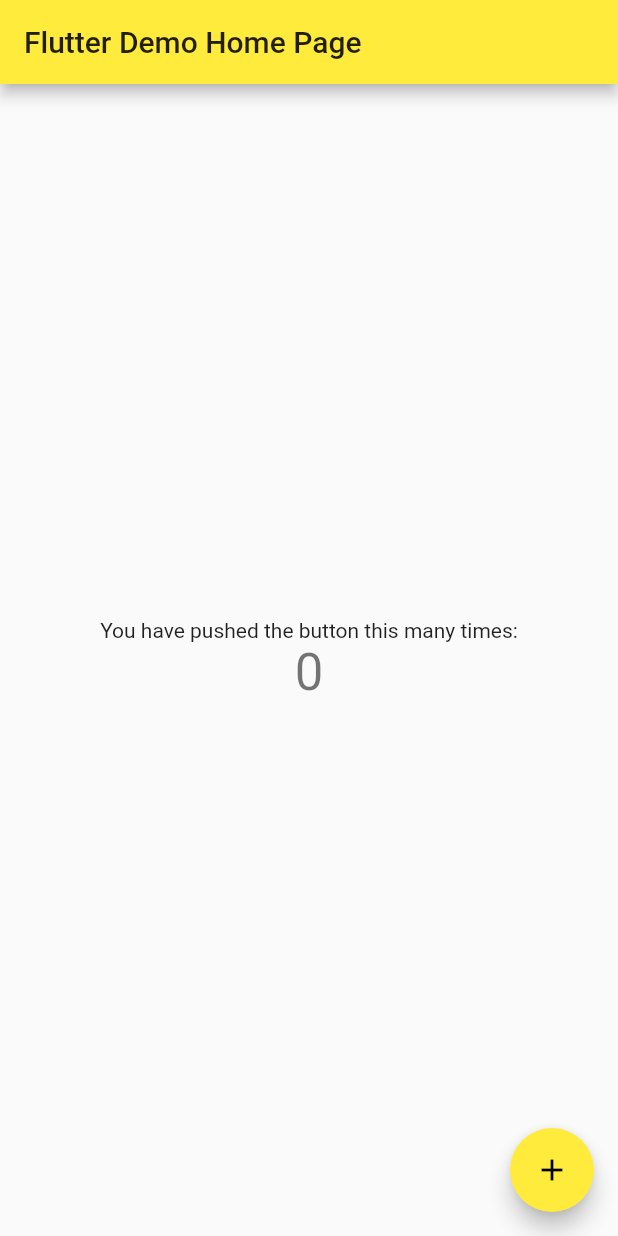
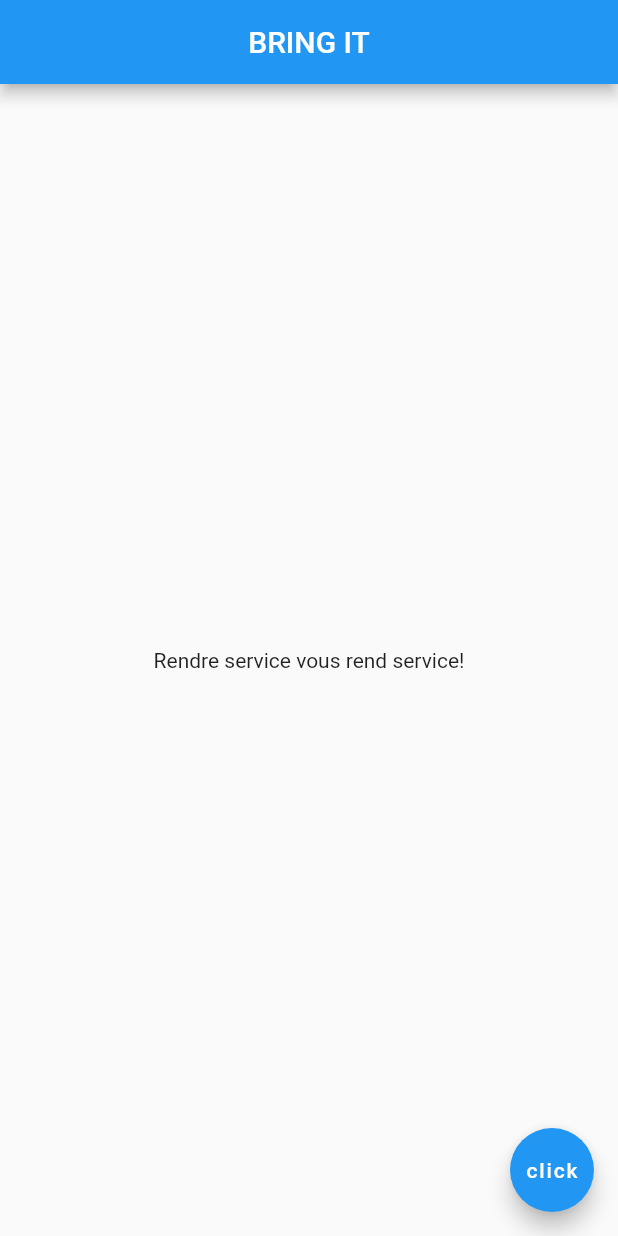
Before and after one commit to Eclypzz/AL3C, a Flutter app: the screen it shows after launch, on a phone screen of 412 x 824 dp. Run offline on Flutter 3.47's test engine with Material 2 defaults, Android fonts, the phone set to English and light mode, and no system bars.

Commit message:
first run succès

```diff
--- a/lib/main.dart
+++ b/lib/main.dart
@@ -1,115 +1,17 @@
 import 'package:flutter/material.dart';
 
-void main() {
-  runApp(MyApp());
-}
-
-class MyApp extends StatelessWidget {
-  // This widget is the root of your application.
-  @override
-  Widget build(BuildContext context) {
-    return MaterialApp(
-      title: 'Flutter Demo',
-      theme: ThemeData(
-        // This is the theme of your application.
-        //
-        // Try running your application with "flutter run". You'll see the
-        // application has a blue toolbar. Then, without quitting the app, try
-        // changing the primarySwatch below to Colors.green and then invoke
-        // "hot reload" (press "r" in the console where you ran "flutter run",
-        // or simply save your changes to "hot reload" in a Flutter IDE).
-        // Notice that the counter didn't reset back to zero; the application
-        primarySwatch: Colors.yellow,
-
-        // closer together (more dense) than on mobile platforms.
-        visualDensity: VisualDensity.adaptivePlatformDensity,
-      ),
-      home: MyHomePage(title: 'Flutter Demo Home Page'),
-    );
-  }
-}
-
-class MyHomePage extends StatefulWidget {
-  MyHomePage({Key key, this.title}) : super(key: key);
-
-  // This widget is the home page of your application. It is stateful, meaning
-  // that it has a State object (defined below) that contains fields that affect
-  // how it looks.
-
-  // This class is the configuration for the state. It holds the values (in this
-  // case the title) provided by the parent (in this case the App widget) and
-  // used by the build method of the State. Fields in a Widget subclass are
-  // always marked "final".
-
-  final String title;
-
-  @override
-  _MyHomePageState createState() => _MyHomePageState();
-}
-
-class _MyHomePageState extends State<MyHomePage> {
-  int _counter = 0;
-
-  void _incrementCounter() {
-    setState(() {
-      // This call to setState tells the Flutter framework that something has
-      // changed in this State, which causes it to rerun the build method below
-      // so that the display can reflect the updated values. If we changed
-      // _counter without calling setState(), then the build method would not be
-      // called again, and so nothing would appear to happen.
-      _counter++;
-    });
-  }
-
-  @override
-  Widget build(BuildContext context) {
-    // This method is rerun every time setState is called, for instance as done
-    // by the _incrementCounter method above.
-    //
-    // The Flutter framework has been optimized to make rerunning build methods
-    // fast, so that you can just rebuild anything that needs updating rather
-    // than having to individually change instances of widgets.
-    return Scaffold(
-      appBar: AppBar(
-        // Here we take the value from the MyHomePage object that was created by
-        // the App.build method, and use it to set our appbar title.
-        title: Text(widget.title),
-      ),
-      body: Center(
-        // Center is a layout widget. It takes a single child and positions it
-        // in the middle of the parent.
-        child: Column(
-          // Column is also a layout widget. It takes a list of children and
-          // arranges them vertically. By default, it sizes itself to fit its
-          // children horizontally, and tries to be as tall as its parent.
-          //
-          // Invoke "debug painting" (press "p" in the console, choose the
-          // "Toggle Debug Paint" action from the Flutter Inspector in Android
-          // Studio, or the "Toggle Debug Paint" command in Visual Studio Code)
-          // to see the wireframe for each widget.
-          //
-          // Column has various properties to control how it sizes itself and
-          // how it positions its children. Here we use mainAxisAlignment to
-          // center the children vertically; the main axis here is the vertical
-          // axis because Columns are vertical (the cross axis would be
-          // horizontal).
-          mainAxisAlignment: MainAxisAlignment.center,
-          children: <Widget>[
-            Text(
-              'You have pushed the button this many times:',
-            ),
-            Text(
-              '$_counter',
-              style: Theme.of(context).textTheme.headline4,
-            ),
-          ],
-        ),
+void main() => runApp(MaterialApp(
+  home: Scaffold(
+    appBar: AppBar(
+      title: Text("BRING IT"),
+      centerTitle: true,
+    ),
+    body: Center(
+      child: Text("Rendre service vous rend service!"),
       ),
       floatingActionButton: FloatingActionButton(
-        onPressed: _incrementCounter,
-        tooltip: 'Increment',
-        child: Icon(Icons.add),
-      ), // This trailing comma makes auto-formatting nicer for build methods.
-    );
-  }
-}
+        onPressed: null,
+        child: Text("click"),
+      ),
+  ),
+));
```
Also changed, not shown: 1 other file.
